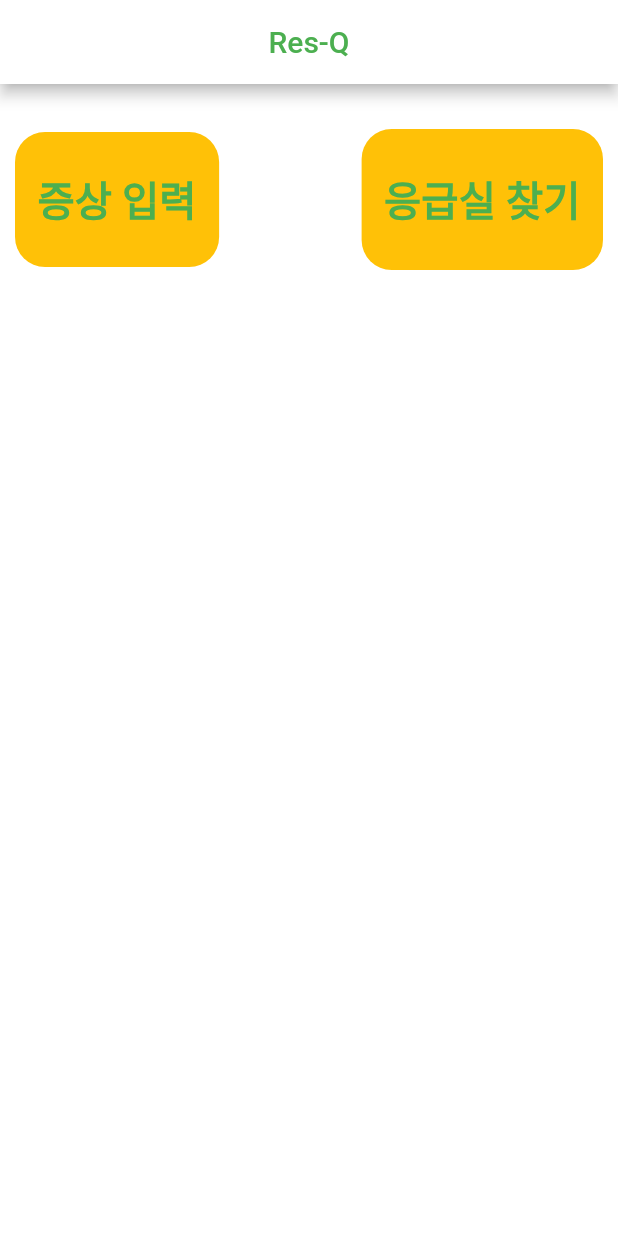
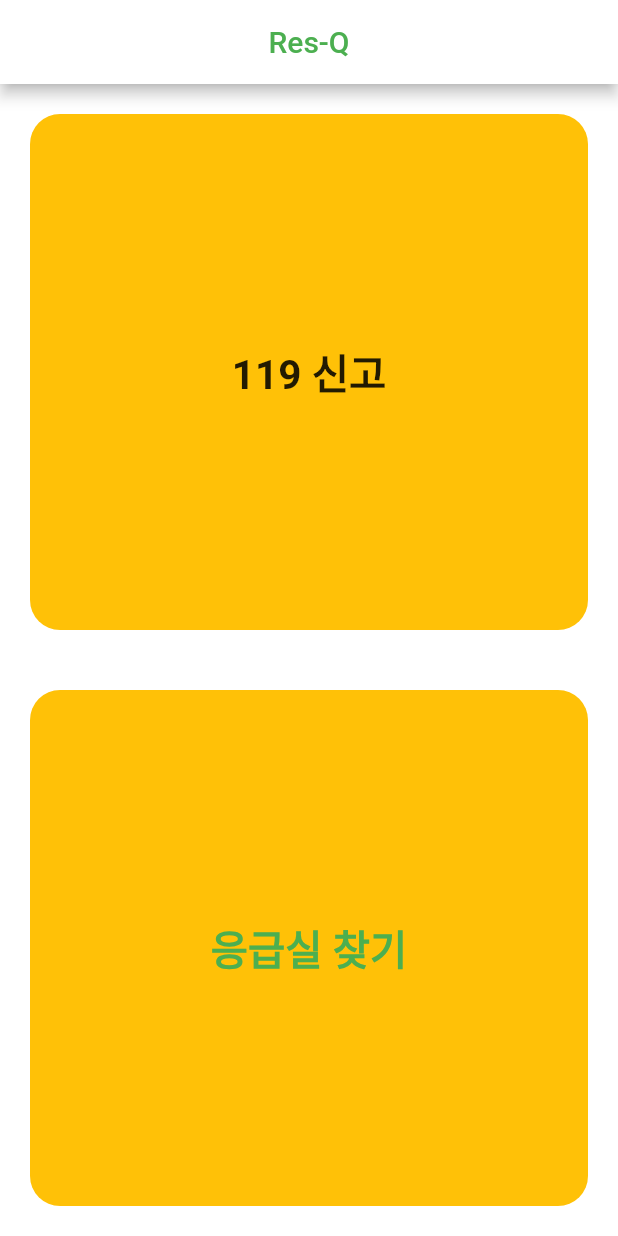
Before and after one commit to Ferrorist/protect, a Flutter app: the screen it shows after launch, on a phone screen of 412 x 824 dp. Run offline on Flutter 3.47's test engine with Material 2 defaults, Android fonts, the phone set to English and light mode, and no system bars.

```diff
--- a/lib/main.dart
+++ b/lib/main.dart
@@ -1,4 +1,5 @@
 import 'package:flutter/material.dart';
+import 'package:protect/screens/home_screen.dart';
 
 void main() {
   runApp(const App());
@@ -9,81 +10,8 @@ class App extends StatelessWidget {
 
   @override
   Widget build(BuildContext context) {
-    return MaterialApp(
-      home: Scaffold(
-        appBar: AppBar(
-          centerTitle: true,
-          backgroundColor: Colors.white,
-          title: const Text(
-            "Res-Q",
-            style: TextStyle(
-              color: Colors.green,
-            ),
-          ),
-        ),
-        backgroundColor: Colors.white,
-        body: Padding(
-          padding: const EdgeInsets.symmetric(
-            horizontal: 10,
-            vertical: 30,
-          ),
-          child: Column(
-            children: [
-              Column(
-                children: [
-                  Row(
-                    mainAxisAlignment: MainAxisAlignment.spaceBetween,
-                    children: [
-                      Container(
-                        // 경상 환자를 위한 버튼 (NLP)
-                        decoration: BoxDecoration(
-                          color: Colors.amber,
-                          borderRadius: BorderRadius.circular(20),
-                        ),
-                        child: const Padding(
-                          padding: EdgeInsets.symmetric(
-                            horizontal: 15,
-                            vertical: 25,
-                          ),
-                          child: Text(
-                            "증상 입력",
-                            style: TextStyle(
-                              color: Colors.green,
-                              fontWeight: FontWeight.w700,
-                              fontSize: 27,
-                            ),
-                          ),
-                        ),
-                      ),
-                      Container(
-                        // 경상 환자를 위한 버튼 (NLP)
-                        decoration: BoxDecoration(
-                          color: Colors.amber,
-                          borderRadius: BorderRadius.circular(20),
-                        ),
-                        child: const Padding(
-                          padding: EdgeInsets.symmetric(
-                            horizontal: 15,
-                            vertical: 27,
-                          ),
-                          child: Text(
-                            "응급실 찾기",
-                            style: TextStyle(
-                              color: Colors.green,
-                              fontWeight: FontWeight.w700,
-                              fontSize: 27,
-                            ),
-                          ),
-                        ),
-                      ),
-                    ],
-                  ),
-                ],
-              ),
-            ],
-          ),
-        ),
-      ),
+    return const MaterialApp(
+      home: HomeScreen(),
     );
   }
 }
--- /dev/null
+++ b/lib/screens/home_screen.dart
@@ -0,0 +1,94 @@
+import 'package:flutter/material.dart';
+import 'package:protect/screens/find_emergency.dart';
+
+class HomeScreen extends StatelessWidget {
+  const HomeScreen({super.key});
+
+  @override
+  Widget build(BuildContext context) {
+    return Scaffold(
+      appBar: AppBar(
+        centerTitle: true,
+        foregroundColor: Colors.green,
+        backgroundColor: Colors.white,
+        title: const Text(
+          "Res-Q",
+        ),
+      ),
+      backgroundColor: Colors.white,
+      body: Padding(
+        padding: const EdgeInsets.symmetric(horizontal: 20, vertical: 20),
+        child: Column(
+          children: [
+            Expanded(
+              flex: 1,
+              child: Container(
+                decoration: BoxDecoration(
+                  color: Colors.amber,
+                  borderRadius: BorderRadius.circular(20),
+                ),
+                child: const Center(
+                  child: Text(
+                    "119 신고",
+                    style: TextStyle(
+                      fontSize: 27,
+                      fontWeight: FontWeight.w700,
+                    ),
+                  ),
+                ),
+              ),
+            ),
+            const SizedBox(
+              height: 40,
+            ),
+            Expanded(
+              flex: 1,
+              child: GestureDetector(
+                onTap: () {
+                  Navigator.push(
+                    context,
+                    PageRouteBuilder(
+                      pageBuilder: (context, animation, secondaryAnimation) =>
+                          const FindEmergency(),
+                      transitionsBuilder:
+                          (context, animation, secondaryAnimation, child) {
+                        var begin = const Offset(1, 0);
+                        var end = Offset.zero;
+                        var curve = Curves.ease;
+
+                        var tween = Tween(begin: begin, end: end);
+                        var curvedAnimation =
+                            CurvedAnimation(parent: animation, curve: curve);
+
+                        return SlideTransition(
+                            position: tween.animate(curvedAnimation),
+                            child: child);
+                      },
+                      transitionDuration: const Duration(milliseconds: 300),
+                    ),
+                  );
+                },
+                child: Container(
+                  decoration: BoxDecoration(
+                    color: Colors.amber,
+                    borderRadius: BorderRadius.circular(20),
+                  ),
+                  child: const Center(
+                    child: Text(
+                      "응급실 찾기",
+                      style: TextStyle(
+                        color: Colors.green,
+                        fontWeight: FontWeight.w700,
+                        fontSize: 27,
+                      ),
+                    ),
+                  ),
+                ),
+              ),
+            )
+          ],
+        ),
+      ),
+    );
+  }
+}
```
